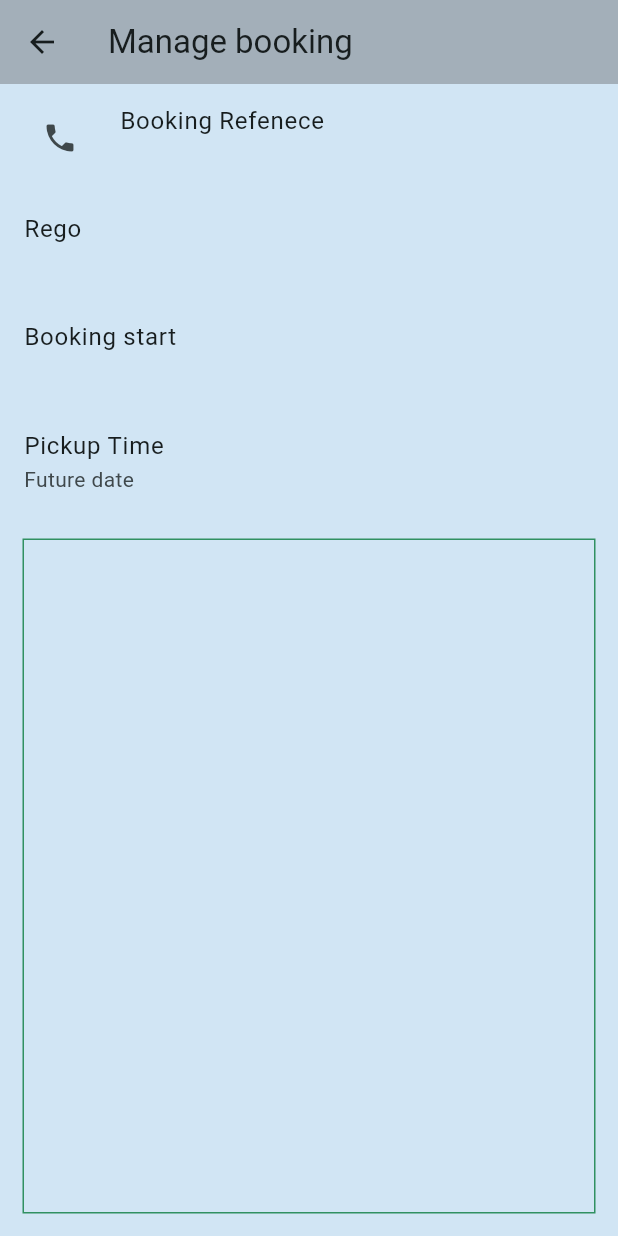
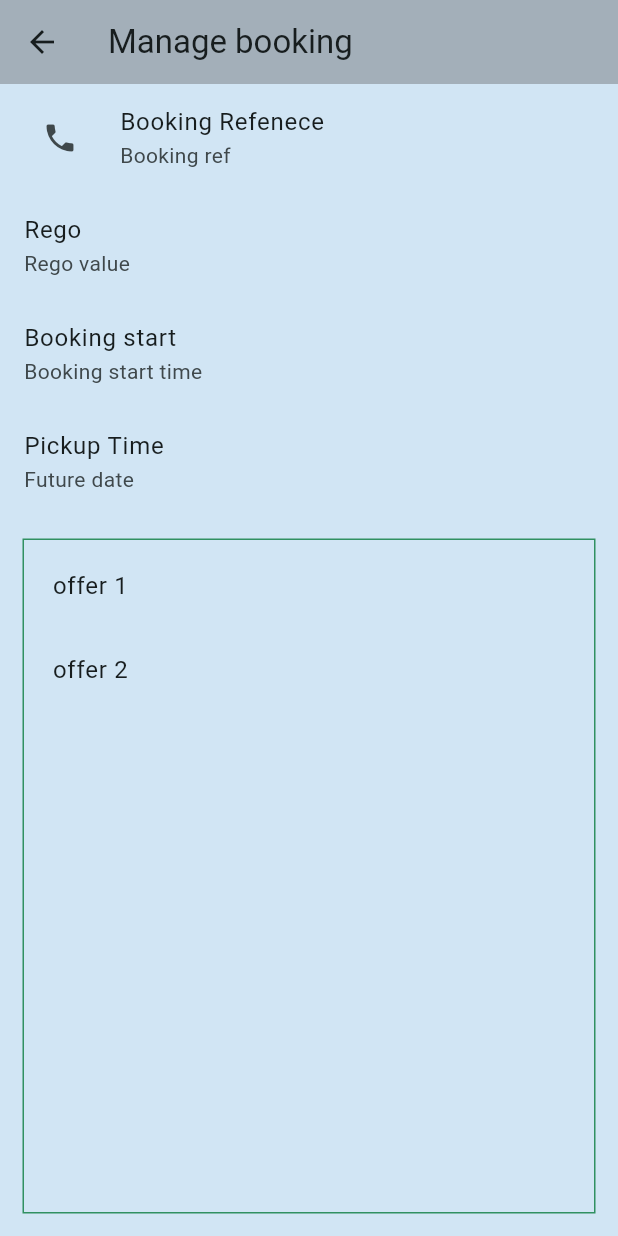
Before and after one commit to lee-hee/workmate_app, a Flutter app: the WorkItemPage screen opened directly with empty values, on a phone screen of 412 x 824 dp. Run offline on Flutter 3.47's test engine with Material 3 defaults, Android fonts, the phone set to English and light mode, and no system bars; our stand-ins replace flutter_datetime_picker_plus, table_calendar; network calls fail.

Commit message:
group bookings er rego

```diff
--- a/lib/model/booking.dart
+++ b/lib/model/booking.dart
@@ -4,11 +4,11 @@ class Booking {
       required this.bookingReferenceNumber,
       required this.customerPhone,
       required this.rego,
-      required this.serviceItemId});
+      required this.bookedItems});
 
   final String bookingTime;
   final String bookingReferenceNumber;
   final String customerPhone;
   final String rego;
-  final int serviceItemId;
+  final List<String> bookedItems;
 }
--- a/lib/widgets/booking_list/booking_calendar_container.dart
+++ b/lib/widgets/booking_list/booking_calendar_container.dart
@@ -13,15 +13,36 @@ class Event {
   final String phone;
   final String bookingRef;
   final String bookingTime;
-  final String serviceItemId;
+  final List<dynamic> serviceItemIds;
   final String serviceName;
   final String servicDuration;
 
-  const Event(this.rego, this.phone, this.bookingRef, this.serviceItemId,
+  const Event(this.rego, this.phone, this.bookingRef, this.serviceItemIds,
       this.serviceName, this.servicDuration, this.bookingTime);
 
   @override
   String toString() => rego + phone + bookingRef;
+}
+
+class BookingSummary {
+  final String rego;
+  final List<BookingEntry> bookingEntries;
+  const BookingSummary(this.rego, this.bookingEntries);
+
+  @override
+  String toString() => rego + bookingEntries.toString();
+}
+
+class BookingEntry {
+  final String phone;
+  final String bookingRef;
+  final String bookingTime;
+  final List<dynamic> serviceItemIds;
+  final String serviceName;
+  final String servicDuration;
+
+  const BookingEntry(this.phone, this.bookingRef, this.serviceItemIds,
+      this.serviceName, this.servicDuration, this.bookingTime);
 }
 
 final DateFormat serverFormater = DateFormat('yyyy-MM-dd');
@@ -29,8 +50,9 @@ final DateFormat serverFormater = DateFormat('yyyy-MM-dd');
 /// Example events.
 ///
 /// Using a [LinkedHashMap] is highly recommended if you decide to use a map.
-Map<DateTime, List<Event>> kEvents = <DateTime, List<Event>>{};
-List<Event> events = [];
+Map<DateTime, List<BookingSummary>> kEvents =
+    <DateTime, List<BookingSummary>>{};
+List<BookingSummary> events = [];
 
 Future fetchBookingsForFocusedMonth(DateTime focusedDay) async {
   var rangeStartDay = DateTime(focusedDay.year, focusedDay.month, 1);
@@ -48,22 +70,25 @@ Future fetchBookingsForFocusedMonth(DateTime focusedDay) async {
   }
   final Map bookingsGroupedByDate = json.decode(response.body);
   bookingsGroupedByDate.forEach((key, value) {
-    List<Event> bookingEvents = [];
-    for (final booking in value) {
-      List<dynamic> bookingItems = booking['serviceItemIds'];
-      for (final bookingItemId in bookingItems) {
-        var event = Event(
-          booking['rego'],
-          booking['customerPhone'],
-          booking['bookingReferenceNumber'],
-          bookingItemId,
-          booking['serviceName'],
-          booking['serviceDuration'],
-          booking['bookingDateTime'],
-        );
-        bookingEvents.add(event);
-        events.add(event);
+    List<BookingSummary> bookingEvents = [];
+    for (final bookingSummaryEntry in value) {
+      List<dynamic> bookingsForBookingSummary = bookingSummaryEntry['bookings'];
+      List<BookingEntry> bookingEntryList = [];
+      for (var booking in bookingsForBookingSummary) {
+        var bookingEntry = BookingEntry(
+            booking['customerPhone'],
+            booking['bookingReferenceNumber'],
+            booking['serviceItemIds'],
+            booking['serviceName'],
+            booking['serviceDuration'],
+            booking['bookingDateTime']);
+        bookingEntryList.add(bookingEntry);
       }
+
+      var bookingSummary =
+          BookingSummary(bookingSummaryEntry['rego'], bookingEntryList);
+      bookingEvents.add(bookingSummary);
+      events.add(bookingSummary);
     }
     DateTime bookingDate = DateTime.parse(key);
     DateTime dateToConsider =
--- a/lib/widgets/work_item/work_item.dart
+++ b/lib/widgets/work_item/work_item.dart
@@ -1,22 +1,17 @@
 import 'package:flutter/material.dart';
 import 'package:workmate_app/model/service_item.dart';
+import 'package:workmate_app/widgets/booking_list/booking_calendar_container.dart';
 import 'package:workmate_app/widgets/work_item/service_item_list.dart';
 
 class WorkItemPage extends StatefulWidget {
-  const WorkItemPage(
-      {super.key,
-      required this.rego,
-      required this.bookingRef,
-      required this.bookingTime,
-      required this.customerPhone,
-      required this.duration,
-      required this.currentServiceOffers});
-  final List<ServiceOffer> currentServiceOffers;
+  const WorkItemPage({
+    super.key,
+    required this.rego,
+    required this.bookingEntries,
+  });
+  final List<BookingEntry> bookingEntries;
   final String rego;
-  final String bookingRef;
-  final String bookingTime;
-  final String customerPhone;
-  final String duration;
+
   @override
   // ignore: library_private_types_in_public_api
   _WorkItemPageState createState() => _WorkItemPageState();
@@ -32,23 +27,25 @@ class _WorkItemPageState extends State<WorkItemPage> {
             leading:
                 IconButton(onPressed: () => {}, icon: const Icon(Icons.phone)),
             title: const Text('Booking Refenece'),
-            subtitle: Text(widget.bookingRef),
+            subtitle: Text('Booking ref'),
           ),
           ListTile(
             title: const Text('Rego'),
-            subtitle: Text(widget.rego),
+            subtitle: Text('Rego value'),
           ),
           ListTile(
             title: const Text('Booking start'),
-            subtitle: Text(widget.bookingTime),
+            subtitle: Text('Booking start time'),
           ),
           const ListTile(
             title: Text('Pickup Time'),
             subtitle: Text('Future date'),
           ),
-          Expanded(
-              child:
-                  ServiceItemList(serviceOffers: widget.currentServiceOffers))
+          const Expanded(
+              child: ServiceItemList(serviceOffers: [
+            ServiceOffer(id: 1, name: 'offer 1'),
+            ServiceOffer(id: 2, name: 'offer 2'),
+          ])) //widget.currentServiceOffers
         ]));
   }
 }
```
Also changed, not shown: lib/widgets/booking_list/booking_calendar.dart (+7 -17 lines), lib/widgets/booking_list/booking_item.dart (+48 -92 lines), lib/widgets/booking_list/booking_list.dart (deleted, +0 -124 lines).
